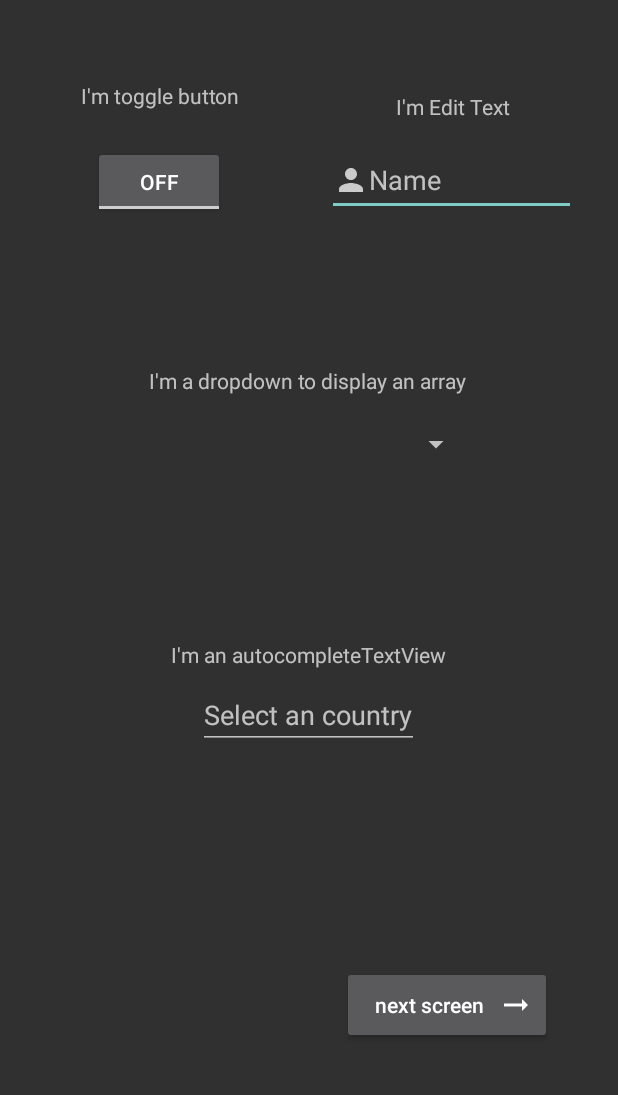
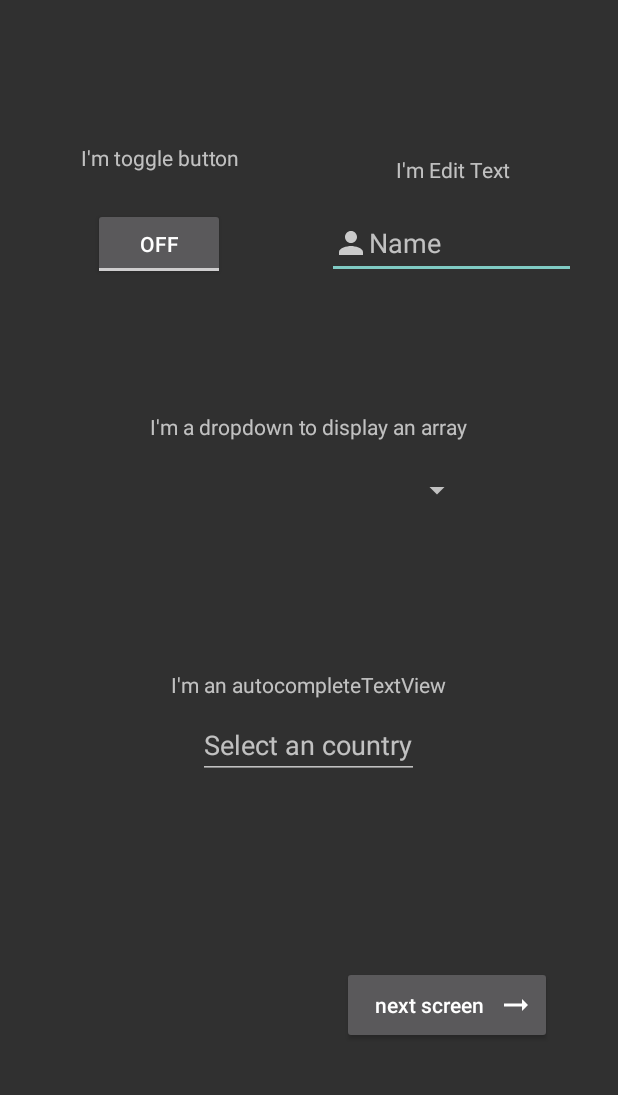
Before and after one commit to Lucas-Tito/CodeSchool, an Android app: the layout activity_main.xml on its own in the app's theme, with its tools: preview values and no code run, on a phone screen of 412 x 824 dp, the part 84-1179 px from its top. Run offline under Robolectric (Android 15) with nearby library versions, the light colour scheme and no system bars.

Commit message:
updated constraints

```diff
--- a/Software_para_Dispositivos_Moveis/Trabalho1/app/src/main/res/layout/activity_main.xml
+++ b/Software_para_Dispositivos_Moveis/Trabalho1/app/src/main/res/layout/activity_main.xml
@@ -9,20 +9,21 @@
 
     <!--ACTION BAR-->
     <com.google.android.material.appbar.AppBarLayout
+        android:id="@+id/appBarLayout"
         android:layout_width="match_parent"
         android:layout_height="wrap_content"
+        app:elevation="0dp"
+        app:layout_constraintEnd_toEndOf="parent"
         app:layout_constraintStart_toStartOf="parent"
-        app:layout_constraintTop_toTopOf="parent"
-        app:layout_constraintEnd_toEndOf="parent"
-        app:elevation="0dp">
+        app:layout_constraintTop_toTopOf="parent">
 
         <androidx.appcompat.widget.Toolbar
             android:id="@+id/toolbar"
             android:layout_width="match_parent"
             android:layout_height="wrap_content"
-            android:minHeight="?attr/actionBarSize"
             android:background="@color/black"
             android:elevation="0dp"
+            android:minHeight="?attr/actionBarSize"
             app:logo="@drawable/logo_toolbar">
 
             <RelativeLayout
@@ -47,28 +48,28 @@
         android:id="@+id/toggleButton"
         android:layout_width="wrap_content"
         android:layout_height="wrap_content"
+        android:layout_marginTop="50dp"
         android:layout_marginEnd="56dp"
         android:text="ToggleButton"
         app:layout_constraintBottom_toTopOf="@+id/textView"
         app:layout_constraintEnd_toStartOf="@+id/guideline2"
-        app:layout_constraintTop_toTopOf="parent"
-        app:layout_constraintVertical_bias="0.608" />
+        app:layout_constraintTop_toBottomOf="@+id/appBarLayout" />
 
     <EditText
         android:id="@+id/editTextTextPersonName"
         android:layout_width="166dp"
         android:layout_height="47dp"
         android:layout_marginStart="7dp"
+        android:layout_marginTop="50dp"
+        android:drawableLeft="@drawable/ic_baseline_person_24"
         android:ems="10"
+        android:hint="Name"
         android:inputType="textPersonName"
-        android:hint="Name"
-        android:drawableLeft="@drawable/ic_baseline_person_24"
         app:layout_constraintBottom_toTopOf="@+id/textView"
         app:layout_constraintEnd_toStartOf="@+id/guideline4"
         app:layout_constraintHorizontal_bias="0.35"
         app:layout_constraintStart_toStartOf="@+id/guideline2"
-        app:layout_constraintTop_toTopOf="parent"
-        app:layout_constraintVertical_bias="0.605" />
+        app:layout_constraintTop_toBottomOf="@+id/appBarLayout" />
 
     <TextView
         android:id="@+id/EditTextLable"
@@ -87,10 +88,10 @@
         android:layout_height="26dp"
         app:layout_constraintBottom_toBottomOf="parent"
         app:layout_constraintEnd_toEndOf="parent"
-        app:layout_constraintHorizontal_bias="0.497"
+        app:layout_constraintHorizontal_bias="0.502"
         app:layout_constraintStart_toStartOf="parent"
-        app:layout_constraintTop_toTopOf="parent"
-        app:layout_constraintVertical_bias="0.425" />
+        app:layout_constraintTop_toBottomOf="@+id/appBarLayout"
+        app:layout_constraintVertical_bias="0.423" />
 
     <TextView
         android:id="@+id/textView"
```
